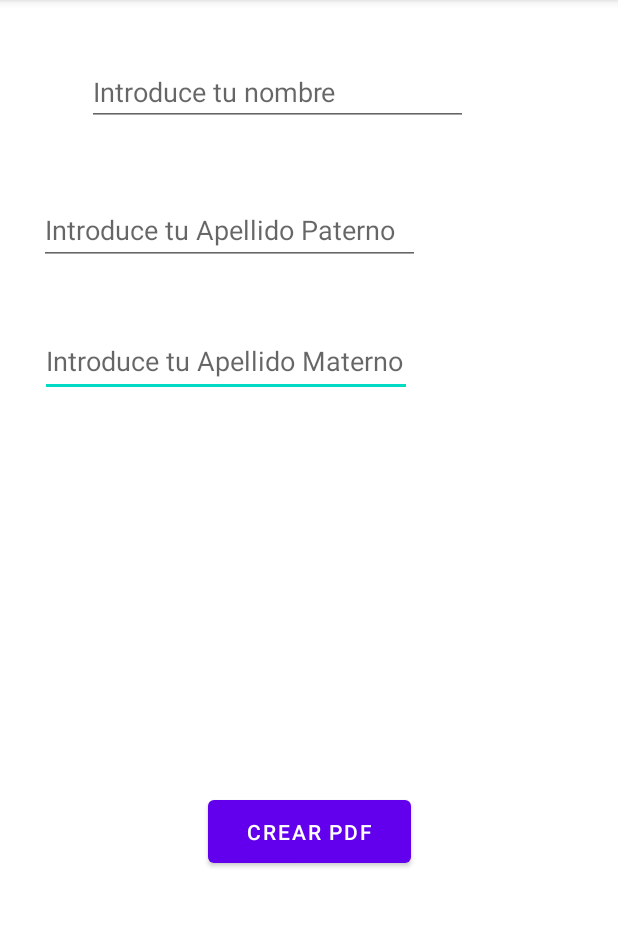
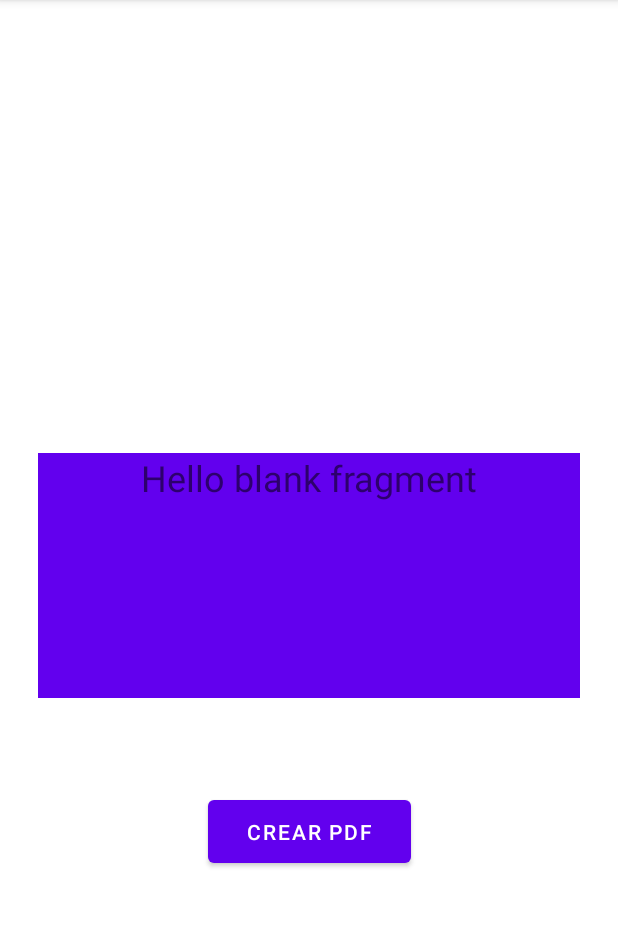
Before and after one commit to Zeven96x/ProyectoFinalDispositivosMoviles, an Android app: the screen it shows after launch (MainActivity), on a phone screen of 412 x 824 dp, the part 84-1011 px from its top. Run offline under Robolectric (Android 15) with nearby library versions, the phone set to English and light mode, and no system bars.

Commit message:
fragments parte1

```diff
--- a/app/build.gradle
+++ b/app/build.gradle
@@ -33,6 +33,7 @@ dependencies {
     implementation 'androidx.appcompat:appcompat:1.3.0'
     implementation 'com.google.android.material:material:1.3.0'
     implementation 'androidx.constraintlayout:constraintlayout:2.0.4'
+    implementation 'androidx.legacy:legacy-support-v4:1.0.0'
     testImplementation 'junit:junit:4.+'
     androidTestImplementation 'androidx.test.ext:junit:1.1.2'
     androidTestImplementation 'androidx.test.espresso:espresso-core:3.3.0'
--- /dev/null
+++ b/app/src/main/java/mx/edu/unpa/proyectofinaldispositivosmoviles/Fragments/BlueFragment.java
@@ -0,0 +1,66 @@
+package mx.edu.unpa.proyectofinaldispositivosmoviles.Fragments;
+
+import android.os.Bundle;
+
+import androidx.fragment.app.Fragment;
+
+import android.view.LayoutInflater;
+import android.view.View;
+import android.view.ViewGroup;
+
+import mx.edu.unpa.proyectofinaldispositivosmoviles.R;
+
+/**
+ * A simple {@link Fragment} subclass.
+ * Use the {@link BlueFragment#newInstance} factory method to
+ * create an instance of this fragment.
+ */
+public class BlueFragment extends Fragment {
+
+    // TODO: Rename parameter arguments, choose names that match
+    // the fragment initialization parameters, e.g. ARG_ITEM_NUMBER
+    private static final String ARG_PARAM1 = "param1";
+    private static final String ARG_PARAM2 = "param2";
+
+    // TODO: Rename and change types of parameters
+    private String mParam1;
+    private String mParam2;
+
+    public BlueFragment() {
+        // Required empty public constructor
+    }
+
+    /**
+     * Use this factory method to create a new instance of
+     * this fragment using the provided parameters.
+     *
+     * @param param1 Parameter 1.
+     * @param param2 Parameter 2.
+     * @return A new instance of fragment BlueFragment.
+     */
+    // TODO: Rename and change types and number of parameters
+    public static BlueFragment newInstance(String param1, String param2) {
+        BlueFragment fragment = new BlueFragment();
+        Bundle args = new Bundle();
+        args.putString(ARG_PARAM1, param1);
+        args.putString(ARG_PARAM2, param2);
+        fragment.setArguments(args);
+        return fragment;
+    }
+
+    @Override
+    public void onCreate(Bundle savedInstanceState) {
+        super.onCreate(savedInstanceState);
+        if (getArguments() != null) {
+            mParam1 = getArguments().getString(ARG_PARAM1);
+            mParam2 = getArguments().getString(ARG_PARAM2);
+        }
+    }
+
+    @Override
+    public View onCreateView(LayoutInflater inflater, ViewGroup container,
+                             Bundle savedInstanceState) {
+        // Inflate the layout for this fragment
+        return inflater.inflate(R.layout.fragment_blue, container, false);
+    }
+}
--- a/app/src/main/res/layout/activity_main.xml
+++ b/app/src/main/res/layout/activity_main.xml
@@ -5,51 +5,6 @@
     android:layout_width="match_parent"
     android:layout_height="match_parent"
     tools:context=".MainActivity">
-
-    <EditText
-        android:id="@+id/editTextPhone3"
-        android:layout_width="248dp"
-        android:layout_height="48dp"
-        android:autofillHints=""
-        android:ems="10"
-        android:hint="@string/Apt_materno"
-        android:inputType="textPersonName"
-        app:layout_constraintBottom_toBottomOf="parent"
-        app:layout_constraintEnd_toEndOf="parent"
-        app:layout_constraintHorizontal_bias="0.164"
-        app:layout_constraintStart_toStartOf="parent"
-        app:layout_constraintTop_toTopOf="parent"
-        app:layout_constraintVertical_bias="0.301" />
-
-    <EditText
-        android:id="@+id/editTextPhone2"
-        android:layout_width="254dp"
-        android:layout_height="46dp"
-        android:autofillHints=""
-        android:ems="10"
-        android:hint="@string/Apt_Paterno"
-        android:inputType="textPersonName"
-        app:layout_constraintBottom_toBottomOf="parent"
-        app:layout_constraintEnd_toEndOf="parent"
-        app:layout_constraintHorizontal_bias="0.164"
-        app:layout_constraintStart_toStartOf="parent"
-        app:layout_constraintTop_toTopOf="parent"
-        app:layout_constraintVertical_bias="0.181" />
-
-    <EditText
-        android:id="@+id/editTextPhone"
-        android:layout_width="254dp"
-        android:layout_height="42dp"
-        android:autofillHints=""
-        android:ems="10"
-        android:hint="@string/Nombre"
-        android:inputType="textPersonName"
-        app:layout_constraintBottom_toBottomOf="parent"
-        app:layout_constraintEnd_toEndOf="parent"
-        app:layout_constraintHorizontal_bias="0.369"
-        app:layout_constraintStart_toStartOf="parent"
-        app:layout_constraintTop_toTopOf="parent"
-        app:layout_constraintVertical_bias="0.058" />
 
     <Button
         android:id="@+id/b1"
@@ -61,4 +16,16 @@
         app:layout_constraintStart_toStartOf="parent"
         app:layout_constraintTop_toTopOf="parent"
         app:layout_constraintVertical_bias="0.739" />
+
+    <FrameLayout
+        android:id="@+id/idFragments"
+        android:layout_width="361dp"
+        android:layout_height="163dp"
+        app:layout_constraintBottom_toTopOf="@+id/b1"
+        app:layout_constraintEnd_toEndOf="parent"
+        app:layout_constraintStart_toStartOf="parent"
+        app:layout_constraintTop_toTopOf="parent"
+        app:layout_constraintVertical_bias="0.83">
+
+    </FrameLayout>
 </androidx.constraintlayout.widget.ConstraintLayout>
--- /dev/null
+++ b/app/src/main/res/layout/fragment_blue.xml
@@ -0,0 +1,17 @@
+<?xml version="1.0" encoding="utf-8"?>
+<FrameLayout xmlns:android="http://schemas.android.com/apk/res/android"
+    xmlns:tools="http://schemas.android.com/tools"
+    android:layout_width="match_parent"
+    android:layout_height="match_parent"
+    tools:context=".Fragments.BlueFragment">
+
+    <!-- TODO: Update blank fragment layout -->
+    <TextView
+        android:layout_width="match_parent"
+        android:layout_height="match_parent"
+        android:background="@color/purple_500"
+        android:text="@string/hello_blank_fragment"
+        android:textAlignment="center"
+        android:textSize="24sp" />
+
+</FrameLayout>
--- a/app/src/main/res/values/strings.xml
+++ b/app/src/main/res/values/strings.xml
@@ -4,4 +4,6 @@
     <string name="Nombre">Introduce tu nombre</string>
     <string name="Apt_Paterno">Introduce tu Apellido Paterno</string>
     <string name="Apt_materno">Introduce tu Apellido Materno</string>
+    <!-- TODO: Remove or change this placeholder text -->
+    <string name="hello_blank_fragment">Hello blank fragment</string>
 </resources>
```
Also changed, not shown: app/src/main/java/mx/edu/unpa/proyectofinaldispositivosmoviles/MainActivity.java (+9 -81 lines).
